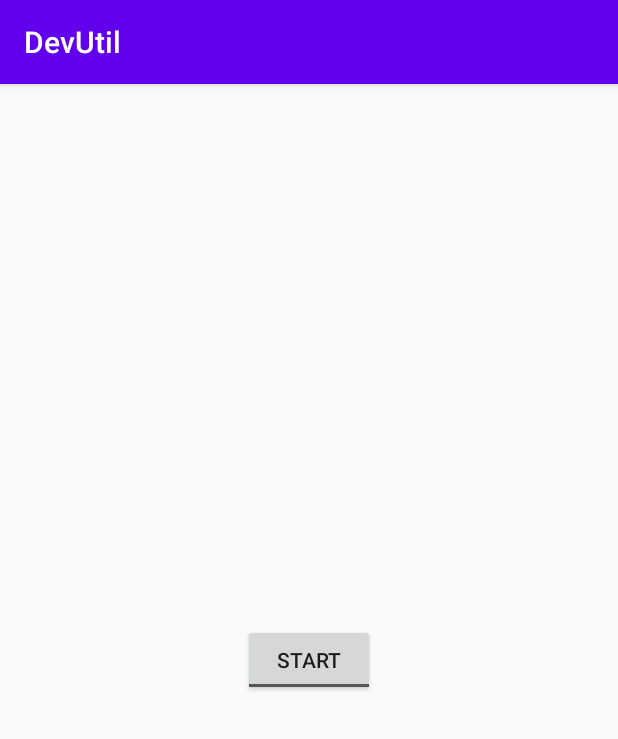
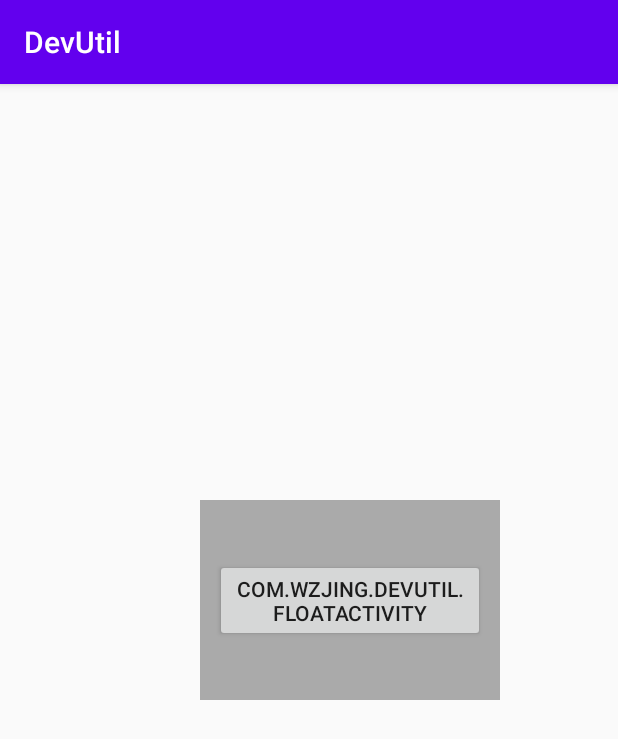
Before and after one commit to wzjing/DevUtil, an Android app: the screen it shows after launch (MainActivity), on a phone screen of 412 x 824 dp. Shown: the top 739 px of the screen. Run offline under Robolectric (Android 15) with nearby library versions, the phone set to English and light mode, and no system bars.

Commit message:
complete basic float window logic

```diff
--- a/app/src/main/java/com/wzjing/devutil/MainActivity.kt
+++ b/app/src/main/java/com/wzjing/devutil/MainActivity.kt
@@ -5,6 +5,7 @@ import android.content.Context
 import android.content.Intent
 import android.graphics.PixelFormat
 import android.graphics.Point
+import android.os.Build
 import androidx.appcompat.app.AppCompatActivity
 import android.os.Bundle
 import android.os.Handler
@@ -34,11 +35,18 @@ class MainActivity : AppCompatActivity() {
                 gravity = Gravity.TOP or Gravity.END
                 val size = Point()
                 defaultDisplay.getSize(size)
-                x = size.x
+                type =
+                    if (Build.VERSION.SDK_INT >= 28) WindowManager.LayoutParams.TYPE_APPLICATION_OVERLAY
+                    else WindowManager.LayoutParams.TYPE_PHONE
+                x =  200
                 y = 500
-                format = PixelFormat.TRANSLUCENT
+                width = 300
+                height = 200
+                format = PixelFormat.RGBA_8888
+                flags = WindowManager.LayoutParams.FLAG_NOT_FOCUSABLE
             }
-            addView(LayoutInflater.from(this@MainActivity).inflate(R.layout.activity_float, null), params)
+            val view = LayoutInflater.from(this@MainActivity).inflate(R.layout.activity_float, null)
+            addView(view, params)
         }
     }
 
--- a/app/src/main/res/layout/activity_float.xml
+++ b/app/src/main/res/layout/activity_float.xml
@@ -6,10 +6,10 @@
     android:layout_height="wrap_content"
     android:padding="10dp"
     android:layout_gravity="center"
-    android:background="@android:color/white"
-    tools:context=".FloatActivity">
+    android:clickable="false"
+    android:background="@android:color/darker_gray">
 
-    <TextView
+    <Button
         android:id="@+id/infoTv"
         android:layout_width="wrap_content"
         android:layout_height="wrap_content"
```
